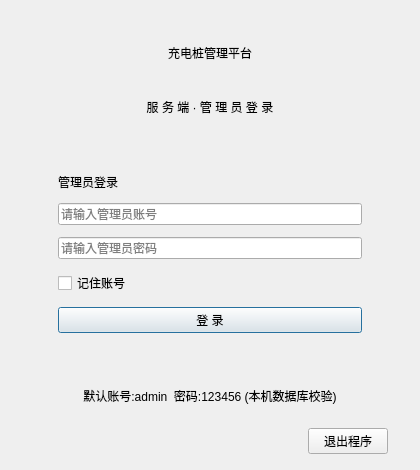
Qt form code/server/AdminLoginDialog.ui (swaggers-swaggers/charging_piles_management) before a commit.
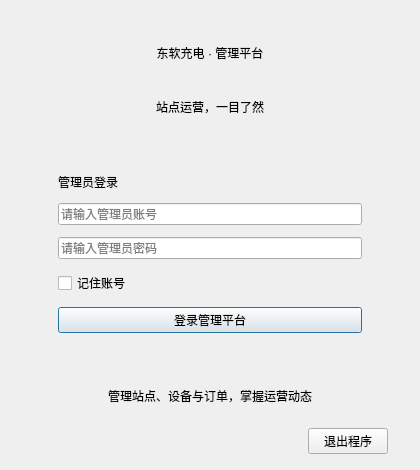
The same form after that commit.

The edit to the form file:
```diff
--- a/code/server/AdminLoginDialog.ui
+++ b/code/server/AdminLoginDialog.ui
@@ -35,7 +35,7 @@
    <item>
     <widget class="QLabel" name="titleLabel">
      <property name="text">
-      <string>充电桩管理平台</string>
+      <string>东软充电 · 管理平台</string>
      </property>
      <property name="alignment">
       <set>Qt::AlignCenter</set>
@@ -45,7 +45,7 @@
    <item>
     <widget class="QLabel" name="subtitleLabel">
      <property name="text">
-      <string>服 务 端 · 管 理 员 登 录</string>
+      <string>站点运营，一目了然</string>
      </property>
      <property name="alignment">
       <set>Qt::AlignCenter</set>
@@ -143,7 +143,7 @@
          <cursorShape>PointingHandCursor</cursorShape>
         </property>
         <property name="text">
-         <string>登 录</string>
+         <string>登录管理平台</string>
         </property>
        </widget>
       </item>
@@ -169,7 +169,7 @@
    <item>
     <widget class="QLabel" name="hintLabel">
      <property name="text">
-      <string>默认账号:admin  密码:123456 (本机数据库校验)</string>
+      <string>管理站点、设备与订单，掌握运营动态</string>
      </property>
      <property name="alignment">
       <set>Qt::AlignCenter</set>
```
